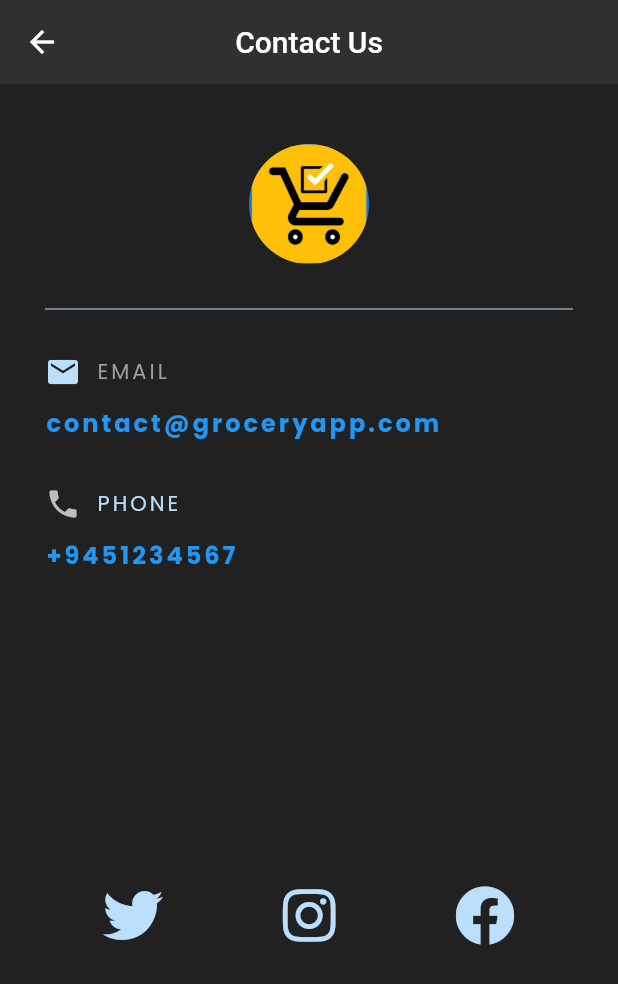
After one commit to hrathnapala/CTSE_Grocery, a Flutter app: the screen it shows after launch, after a tap on "Contact Us", on a phone screen of 412 x 824 dp. The commit adds this screen. Shown: the top 984 px of the screen. Run offline on Flutter 3.47's test engine with Material 2 defaults, Android fonts, the light colour scheme and no system bars; our stand-ins replace another_flushbar, cloud_firestore, email_validator, firebase_auth, firebase_storage, flutter_spinkit and 4 more; accounts and stored records are empty.

Commit message:
Added Contact Us page

```diff
--- a/lib/components/authentication/sign_in.dart
+++ b/lib/components/authentication/sign_in.dart
@@ -10,6 +10,7 @@ import 'package:groceryapp/pallete.dart';
 import 'package:email_validator/email_validator.dart';
 import 'package:another_flushbar/flushbar.dart';
 import 'package:groceryapp/components/screens/qa.dart';
+import 'package:groceryapp/components/screens/contact_us.dart';
 
 class SignIn extends StatefulWidget {
   @override
@@ -640,7 +641,25 @@ class _SignInState extends State<SignIn> {
                                                   builder: (context) => QA()));
                                         },
                                         child: Text(
-                                          "Help / Contact Us",
+                                          "Help",
+                                          style: TextStyle(
+                                            color: kBlue,
+                                          ),
+                                        ),
+                                      ),
+                                      SizedBox(
+                                        width: 10.0,
+                                      ),
+                                      GestureDetector(
+                                        onTap: () {
+                                          Navigator.push(
+                                              context,
+                                              MaterialPageRoute(
+                                                  builder: (context) =>
+                                                      ContactUs()));
+                                        },
+                                        child: Text(
+                                          "Contact Us",
                                           style: TextStyle(
                                             color: kBlue,
                                           ),
--- /dev/null
+++ b/lib/components/screens/contact_us.dart
@@ -0,0 +1,149 @@
+import 'package:flutter/material.dart';
+import 'package:font_awesome_flutter/font_awesome_flutter.dart';
+import 'package:url_launcher/url_launcher.dart';
+
+class ContactUs extends StatefulWidget {
+  @override
+  _ContactUsState createState() => _ContactUsState();
+}
+
+class _ContactUsState extends State<ContactUs> {
+  @override
+  Widget build(BuildContext context) {
+    const twitterUrl = 'https://twitter.com';
+    const facebookUrl = 'https://facebook.com';
+    const instagramUrl = 'https://instagram.com';
+
+    void _launchTwitterURL() async => await canLaunch(twitterUrl)
+        ? await launch(twitterUrl)
+        : throw 'Could not launch $twitterUrl';
+
+    void _launchFBURL() async => await canLaunch(facebookUrl)
+        ? await launch(facebookUrl)
+        : throw 'Could not launch $facebookUrl';
+
+    void _launchInstagramURL() async => await canLaunch(instagramUrl)
+        ? await launch(instagramUrl)
+        : throw 'Could not launch $instagramUrl';
+
+    return Scaffold(
+        backgroundColor: Colors.grey[900],
+        appBar: AppBar(
+          title: Text('Contact Us'),
+          centerTitle: true,
+          backgroundColor: Colors.grey[850],
+          elevation: 0,
+        ),
+        body: Padding(
+          padding: EdgeInsets.fromLTRB(30, 40, 30, 0),
+          child: Column(
+            crossAxisAlignment: CrossAxisAlignment.start,
+            children: <Widget>[
+              Center(
+                child: CircleAvatar(
+                    backgroundImage:
+                        AssetImage('assets/images/ShoppingList.png'),
+                    radius: 40.0),
+              ),
+              Divider(
+                height: 60.0,
+                color: Colors.blue[100],
+              ),
+              Row(
+                children: [
+                  Icon(
+                    Icons.email,
+                    color: Colors.blue[100],
+                  ),
+                  SizedBox(
+                    width: 10.0,
+                  ),
+                  Text(
+                    'EMAIL',
+                    style: TextStyle(color: Colors.grey, letterSpacing: 2.0),
+                  ),
+                ],
+              ),
+              SizedBox(
+                height: 10.0,
+              ),
+              Text(
+                'contact@groceryapp.com',
+                style: TextStyle(
+                    color: Colors.blue,
+                    letterSpacing: 2.0,
+                    fontSize: 16.0,
+                    fontWeight: FontWeight.bold),
+              ),
+              SizedBox(
+                height: 30.0,
+              ),
+              Row(
+                children: [
+                  Icon(
+                    Icons.phone,
+                    color: Colors.grey[400],
+                  ),
+                  SizedBox(
+                    width: 10.0,
+                  ),
+                  Text(
+                    'PHONE',
+                    style:
+                        TextStyle(color: Colors.blue[100], letterSpacing: 2.0),
+                  ),
+                ],
+              ),
+              SizedBox(
+                height: 10.0,
+              ),
+              Text(
+                '+9451234567',
+                style: TextStyle(
+                    color: Colors.blue,
+                    letterSpacing: 2.0,
+                    fontSize: 16.0,
+                    fontWeight: FontWeight.bold),
+              ),
+              SizedBox(
+                height: 200.0,
+              ),
+              Row(
+                children: [
+                  Expanded(
+                    child: IconButton(
+                        onPressed: _launchTwitterURL,
+                        icon: FaIcon(
+                          FontAwesomeIcons.twitter,
+                          color: Colors.blue[100],
+                          size: 40.0,
+                        )),
+                  ),
+                  Expanded(
+                    child: IconButton(
+                        onPressed: _launchInstagramURL,
+                        icon: FaIcon(
+                          FontAwesomeIcons.instagram,
+                          color: Colors.blue[100],
+                          size: 40.0,
+                        )),
+                  ),
+                  Expanded(
+                    child: IconButton(
+                        onPressed: _launchFBURL,
+                        icon: FaIcon(
+                          FontAwesomeIcons.facebook,
+                          color: Colors.blue[100],
+                          size: 40.0,
+                        )),
+                  ),
+                ],
+              ),
+              SizedBox(
+                height: 10.0,
+              ),
+            ],
+          ),
+        ));
+  }
+}
--- a/pubspec.yaml
+++ b/pubspec.yaml
@@ -41,6 +41,7 @@ dependencies:
   image_picker:
   path: ^1.8.0
   uuid: ^3.0.4
+  url_launcher: ^6.0.3
 
 dev_dependencies:
   flutter_test:
```
Also changed, not shown: pubspec.lock.
